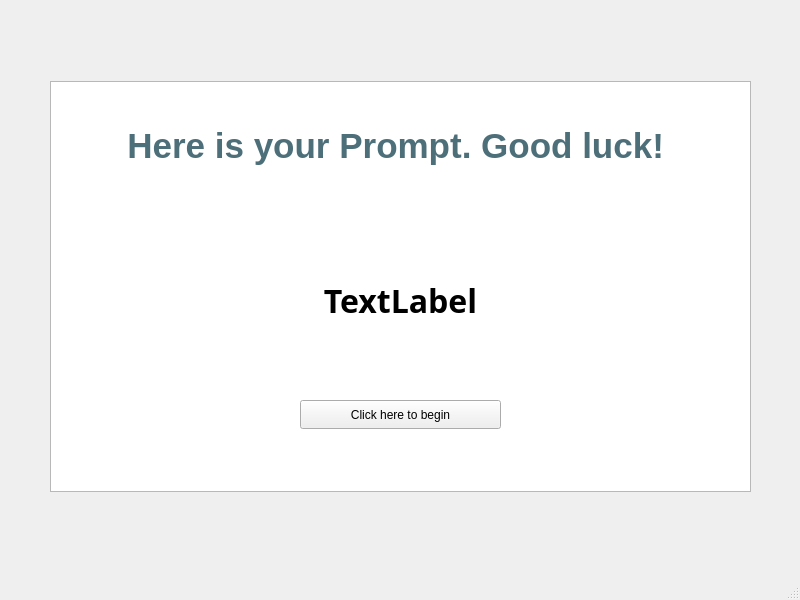
This is promptscreen.ui in AnushreeBannadabhavi/Orator as Qt 5 draws it before an edit. The edited form follows.
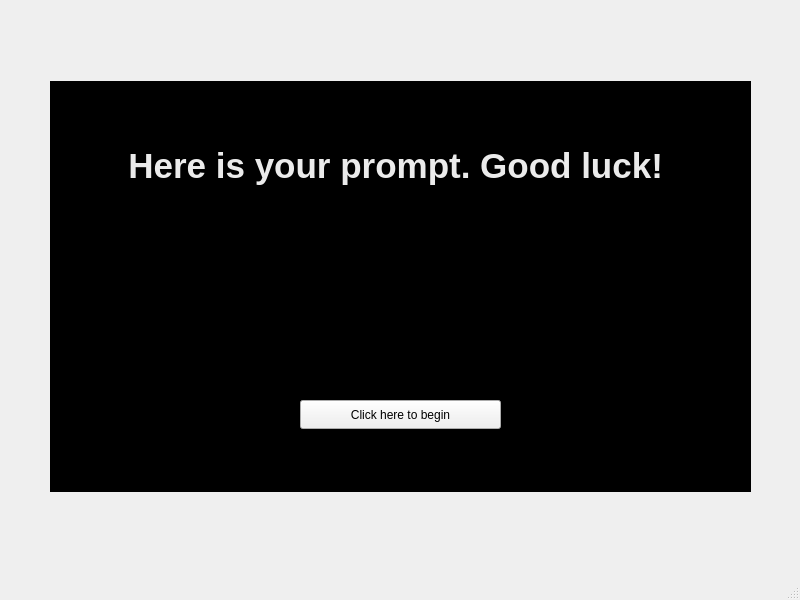
This is the edited form.

What changed in the file:
```diff
--- a/promptscreen.ui
+++ b/promptscreen.ui
@@ -23,12 +23,18 @@
       <height>411</height>
      </rect>
     </property>
+    <property name="styleSheet">
+     <string notr="true">
+    background-color: rgb(0, 0, 0);
+</string>
+    </property>
     <property name="html">
      <string>&lt;!DOCTYPE HTML PUBLIC &quot;-//W3C//DTD HTML 4.0//EN&quot; &quot;http://www.w3.org/TR/REC-html40/strict.dtd&quot;&gt;
 &lt;html&gt;&lt;head&gt;&lt;meta name=&quot;qrichtext&quot; content=&quot;1&quot; /&gt;&lt;meta charset=&quot;utf-8&quot; /&gt;&lt;style type=&quot;text/css&quot;&gt;
 p, li { white-space: pre-wrap; }
 &lt;/style&gt;&lt;/head&gt;&lt;body style=&quot; font-family:'Segoe UI'; font-size:9pt; font-weight:400; font-style:normal;&quot;&gt;
-&lt;p align=&quot;center&quot; style=&quot; margin-top:0px; margin-bottom:0px; margin-left:0px; margin-right:0px; -qt-block-indent:0; text-indent:0px;&quot;&gt;&lt;span style=&quot; font-size:26pt; font-weight:700; color:#233a44;&quot;&gt;&lt;br /&gt;&lt;/span&gt;&lt;span style=&quot; font-size:26pt; font-weight:700; color:#4d6f7a;&quot;&gt;Here is your Prompt. Good luck! &lt;/span&gt;&lt;/p&gt;&lt;/body&gt;&lt;/html&gt;</string>
+&lt;p align=&quot;center&quot; style=&quot;-qt-paragraph-type:empty; margin-top:0px; margin-bottom:0px; margin-left:0px; margin-right:0px; -qt-block-indent:0; text-indent:0px; font-family:'.AppleSystemUIFont'; font-size:13pt;&quot;&gt;&lt;br /&gt;&lt;/p&gt;
+&lt;p align=&quot;center&quot; style=&quot; margin-top:0px; margin-bottom:0px; margin-left:0px; margin-right:0px; -qt-block-indent:0; text-indent:0px;&quot;&gt;&lt;span style=&quot; font-size:26pt; font-weight:700; color:#ebebeb;&quot;&gt;&lt;br /&gt;Here is your prompt. Good luck! &lt;/span&gt;&lt;/p&gt;&lt;/body&gt;&lt;/html&gt;</string>
     </property>
    </widget>
    <widget class="QLabel" name="label">
@@ -42,7 +48,7 @@
     </property>
     <property name="font">
      <font>
-      <family>Rockwell Condensed</family>
+      <family>Perpetua</family>
       <pointsize>24</pointsize>
       <bold>true</bold>
       <underline>false</underline>
@@ -52,7 +58,7 @@
      <enum>Qt::LeftToRight</enum>
     </property>
     <property name="text">
-     <string>TextLabel</string>
+     <string>&lt;html&gt;&lt;head/&gt;&lt;body&gt;&lt;p&gt;&lt;span style=&quot; color:#ffffff;&quot;&gt;&lt;br/&gt;&lt;/span&gt;&lt;/p&gt;&lt;/body&gt;&lt;/html&gt;</string>
     </property>
     <property name="alignment">
      <set>Qt::AlignCenter</set>
```
